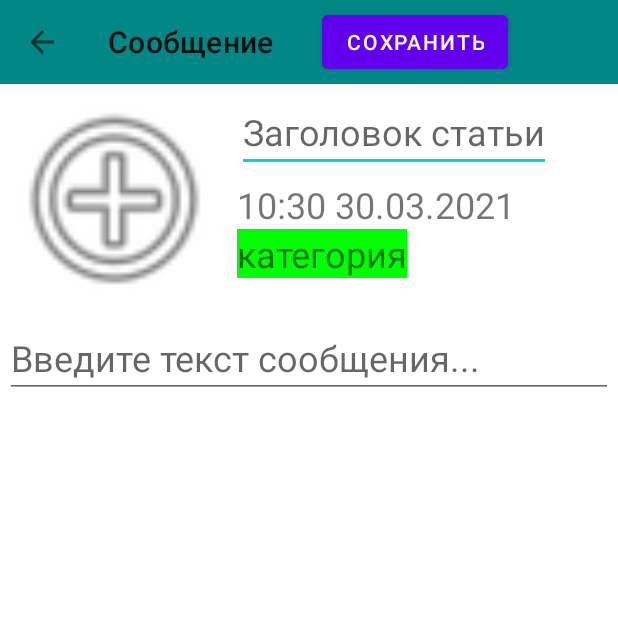
After one commit to cattec/WorkAssistant, an Android app: the MessageCardActivity screen opened directly, with no data from a screen before it, on a phone screen of 412 x 824 dp, the top half of it. The commit adds this screen. Run offline under Robolectric (Android 15) with nearby library versions, the phone set to English and light mode, and no system bars; network calls fail; pictures from the network do not load; 1 statement that could not run was skipped.

Commit message:
big update

```diff
--- a/app/src/main/AndroidManifest.xml
+++ b/app/src/main/AndroidManifest.xml
@@ -36,6 +36,7 @@
             </intent-filter>
         </activity>
         <activity android:name=".LoginActivity" />
+        <activity android:name=".MessageCardActivity" />
         <activity android:name=".RegUserActivity" />
         <activity android:name=".UserCardActivity" />
         <activity android:name=".HelpActivity" />
--- /dev/null
+++ b/app/src/main/java/com/example/workassistant/MessageCardActivity.kt
@@ -0,0 +1,142 @@
+package com.example.workassistant
+
+import android.app.Activity
+import android.graphics.Bitmap
+import android.os.Bundle
+import android.view.View
+import android.widget.Button
+import android.widget.ImageView
+import android.widget.TextView
+import android.widget.Toast
+import androidx.activity.result.contract.ActivityResultContracts
+import androidx.appcompat.app.AppCompatActivity
+import androidx.core.text.isDigitsOnly
+import com.google.android.material.dialog.MaterialAlertDialogBuilder
+import com.google.gson.Gson
+import java.net.URL
+import java.text.SimpleDateFormat
+import java.util.*
+
+class MessageCardActivity: AppCompatActivity()  {
+
+    val fkey: Int = 0
+    var isNewIcon: Boolean = false
+    var userID: String = ""
+    var token_type: String = ""
+    var access_token: String = ""
+    var apiCurURL: String = ""
+
+
+    override fun onCreate(savedInstanceState: Bundle?) {
+        super.onCreate(savedInstanceState)
+        setContentView(R.layout.message_card)
+
+        apiCurURL = intent.extras!!.getString("apiCurURL").toString()
+
+        val settings = getSharedPreferences("UserInfo", 0)
+        userID = settings.getString("userID", "").toString()
+        token_type = settings.getString("token_type", "").toString()
+        access_token = settings.getString("access_token", "").toString()
+
+        val toolbar = findViewById<androidx.appcompat.widget.Toolbar>(R.id.toolbar6)
+        setSupportActionBar(toolbar)
+        //supportActionBar!!.setDisplayShowTitleEnabled(true)
+        supportActionBar!!.setDisplayHomeAsUpEnabled(true)
+        toolbar.setNavigationOnClickListener(View.OnClickListener {
+            finish();
+        })
+        findViewById<Button>(R.id.btnSaveCard).setOnClickListener {
+            saveMessage()
+            Toast.makeText(this, "Save Massage!!!!", Toast.LENGTH_LONG).show()
+            finish();
+        }
+
+
+        val mesDate = SimpleDateFormat("HH:mm dd.MM.yyyy").format(Calendar.getInstance().time)
+        findViewById<TextView>(R.id.tMesDate).setText(mesDate)
+
+        findViewById<ImageView>(R.id.imgCard).setOnClickListener {
+            getNewImage(this)
+        }
+
+        findViewById<TextView>(R.id.tMesCateg).setOnClickListener {
+            getCategory(this)
+        }
+    }
+
+    fun saveMessage() {
+        var fname: String = findViewById<TextView>(R.id.tMesName).text.toString()
+        var fdatecreate: String = findViewById<TextView>(R.id.tMesDate).text.toString()
+        var fbody: String = findViewById<TextView>(R.id.tMesText).text.toString()
+        var categ_name: String = findViewById<TextView>(R.id.tMesCateg).text.toString()
+
+
+
+        //Если хоть что то изменилось то делаем апдетй в базу
+        if (fname == "") { Toast.makeText(this, "Cat't save message NO Title!", Toast.LENGTH_LONG).show() }
+        else if (fbody == "") { Toast.makeText(this, "Cat't save message NO Message Text!", Toast.LENGTH_LONG).show() }
+        else {
+
+            var message = MyMessage(fkey.toString(), fname, fdatecreate, fbody, categ_name, "0", "0", userID)
+            val outResponse = Gson().toJson(message)
+            val requestResult = URL(apiCurURL + "/messages/save/").sendJSONRequest(token_type, access_token, outResponse)
+            if ( (requestResult != "") and (requestResult.isDigitsOnly()) ) {
+                //сохряняем иконку
+                val mesID = requestResult.toInt()
+            }
+        }
+    }
+
+    fun getCategory(ac: Activity) {
+        try {
+            val res = URL(apiCurURL + "/categories/").getText(token_type, access_token)
+            val data = Gson().fromJson(res, Array<MyCategories>::class.java).asList()
+            val categories = Array<String>(data.size) { i -> data[i].fname }
+            MaterialAlertDialogBuilder(ac)
+                    .setTitle("Категория сообщения?")
+                    .setIcon(R.drawable.arni)
+                    .setItems(categories) { dialog, which ->
+                        findViewById<TextView>(R.id.tMesCateg).setText(categories[which])
+                    }
+                    .show()
+        } catch (e: Exception) {
+            Toast.makeText(ac, e.toString(), Toast.LENGTH_LONG).show()
+        }
+    }
+
+    fun getNewImage(ac: Activity) {
+        try {
+            MaterialAlertDialogBuilder(ac)
+                    .setTitle("Откуда будем брать изображение?")
+                    .setIcon(R.drawable.arni)
+                    .setItems(arrayOf("Галерея", "Камера")) { dialog, which ->
+                        if (which == 0) startForResult.launch(getFromGalery())
+                        else startForResult.launch(getFromCamera(ac))
+                    }
+                    .show()
+        } catch (e: Exception) {
+            Toast.makeText(ac, e.toString(), Toast.LENGTH_LONG).show()
+        }
+    }
+
+    val startForResult = registerForActivityResult(ActivityResultContracts.StartActivityForResult()) { result ->
+        if (result.resultCode == Activity.RESULT_OK) {
+            val res = result.data
+            if (res?.extras != null) {
+                val obj = res?.extras!!["data"]
+                if (obj is Bitmap) {
+                    val bitmap = obj
+                    isNewIcon = true
+                    findViewById<ImageView>(R.id.imgCard).setImageBitmap(bitmap)
+                }
+            } else {
+                val picturePath = res?.data
+                if (picturePath != null) {
+                    isNewIcon = true
+                    findViewById<ImageView>(R.id.imgCard).setImageURI(picturePath)
+                }
+            }
+        }
+    }
+
+}
--- a/app/src/main/res/layout/login_screen.xml
+++ b/app/src/main/res/layout/login_screen.xml
@@ -12,7 +12,6 @@
         <LinearLayout
             android:layout_width="match_parent"
             android:layout_height="wrap_content"
-            android:background="@drawable/back3"
             android:orientation="vertical">
 
             <androidx.appcompat.widget.Toolbar
--- /dev/null
+++ b/app/src/main/res/layout/message_card.xml
@@ -0,0 +1,122 @@
+<?xml version="1.0" encoding="utf-8"?>
+<androidx.constraintlayout.widget.ConstraintLayout
+    xmlns:android="http://schemas.android.com/apk/res/android"
+    xmlns:app="http://schemas.android.com/apk/res-auto"
+    xmlns:tools="http://schemas.android.com/tools"
+    android:layout_width="match_parent"
+    android:layout_height="match_parent">
+
+    <LinearLayout
+        android:layout_width="match_parent"
+        android:layout_height="match_parent"
+        android:orientation="vertical"
+        tools:layout_editor_absoluteX="3dp"
+        tools:layout_editor_absoluteY="4dp">
+
+        <androidx.appcompat.widget.Toolbar
+            android:id="@+id/toolbar6"
+            android:layout_width="match_parent"
+            android:layout_height="wrap_content"
+            android:background="@color/teal_700"
+            app:title="@string/mesCartTitle">
+
+            <Button
+                android:id="@+id/btnSaveCard"
+                android:layout_width="wrap_content"
+                android:layout_height="wrap_content"
+                android:layout_alignParentEnd="true"
+                android:layout_marginLeft="40dp"
+                android:text="@string/btnSaveCard" />
+
+        </androidx.appcompat.widget.Toolbar>
+
+        <LinearLayout
+            android:layout_width="match_parent"
+            android:layout_height="wrap_content"
+            android:orientation="horizontal">
+
+            <ImageView
+                android:id="@+id/imgCard"
+                android:layout_width="150dp"
+                android:layout_height="150dp"
+                android:layout_marginLeft="1dp"
+                android:layout_marginTop="1dp"
+                android:layout_marginRight="1dp"
+                android:layout_marginBottom="1dp"
+                android:contentDescription="@string/card_img"
+                app:srcCompat="@android:drawable/ic_menu_add" />
+
+            <LinearLayout
+                android:id="@+id/layoutLeft"
+                android:layout_width="match_parent"
+                android:layout_height="wrap_content"
+                android:orientation="vertical">
+
+                <LinearLayout
+                    android:layout_width="match_parent"
+                    android:layout_height="wrap_content"
+                    android:orientation="horizontal">
+
+                    <LinearLayout
+                        android:layout_width="match_parent"
+                        android:layout_height="wrap_content"
+                        android:orientation="vertical">
+
+                        <EditText
+                            android:id="@+id/tMesName"
+                            android:layout_width="wrap_content"
+                            android:layout_height="wrap_content"
+                            android:layout_marginLeft="5dp"
+                            android:layout_marginTop="5dp"
+                            android:layout_marginRight="5dp"
+                            android:layout_marginBottom="5dp"
+                            android:autofillHints=""
+                            android:hint="@string/card_title"
+                            android:inputType="textMultiLine"
+                            android:textSize="24sp" />
+
+                        <TextView
+                            android:id="@+id/tMesDate"
+                            android:layout_width="wrap_content"
+                            android:layout_height="wrap_content"
+                            android:layout_marginLeft="5dp"
+                            android:layout_marginRight="5dp"
+                            android:layout_weight="1"
+                            android:text="@string/DateCreateView"
+                            android:textSize="24sp" />
+
+                        <TextView
+                            android:id="@+id/tMesCateg"
+                            android:layout_width="wrap_content"
+                            android:layout_height="wrap_content"
+                            android:layout_marginLeft="5dp"
+                            android:layout_marginRight="5dp"
+                            android:layout_weight="1"
+                            android:background="@color/green"
+                            android:text="@string/cardCategoria"
+                            android:textSize="24sp" />
+
+                    </LinearLayout>
+
+                </LinearLayout>
+
+            </LinearLayout>
+
+        </LinearLayout>
+
+        <EditText
+            android:id="@+id/tMesText"
+            android:layout_width="match_parent"
+            android:layout_height="wrap_content"
+            android:layout_marginLeft="3dp"
+            android:layout_marginTop="3dp"
+            android:layout_marginRight="3dp"
+            android:layout_marginBottom="3dp"
+            android:autofillHints=""
+            android:hint="@string/card_text"
+            android:inputType="textMultiLine"
+            android:textSize="24sp" />
+
+    </LinearLayout>
+
+</androidx.constraintlayout.widget.ConstraintLayout>
--- a/app/src/main/res/values/strings.xml
+++ b/app/src/main/res/values/strings.xml
@@ -9,13 +9,13 @@
     <string name="img_todo">Картинка главного окна</string>
     <string name="card_img">Картинка карточки</string>
     <string name="card_title">Заголовок статьи</string>
-    <string name="card_text">Некоторый не большой текст в конце с сылкой на основную статью</string>
+    <string name="card_text">Введите текст сообщения...</string>
     <string name="User_fio">Камушкин Павел Иваныч</string>
 
     <string name="tv_help_title_text">Справка</string>
     <string name="tv_help_text_text">В будующем тут будет находиться краткая справка для работы с описанием всех иструментов, разделов и возможностей приложения. Например на данный момент готова основная лента новостей, ее можно коментировать. Реализована авторзация пользователей. В случаи возникновения проблем с приложеним или если у вас появились какие то предлоджения по доработке просим связаться вас с ИТ службой ИННЦ.</string>
     <string name="m_serv_name">Сервисы</string>
-    <string name="m_news_text">Новости</string>
+    <string name="m_news_text">Новое сообщение</string>
     <string name="m_notif_text">Уведомления</string>
     <string name="m_chat_text">Чат</string>
     <string name="m_support_text">Поддержка</string>
@@ -62,4 +62,6 @@
     <string name="userCardPassTextRepeat">Повторить пароль</string>
     <string name="uaserCardpassHint">новый пароль...</string>
     <string name="uaserCardpassRepeatHint">новый пароль...</string>
+    <string name="btnSaveCard">Сохранить</string>
+    <string name="mesCartTitle">Сообщение</string>
 </resources>
```
Also changed, not shown: app/src/main/java/com/example/workassistant/MainActivity.kt (+22 -21 lines), app/src/main/java/com/example/workassistant/MyClasses.kt (+49 -5 lines), app/src/main/java/com/example/workassistant/NewsRCAdapter.kt (+5 -8 lines), app/src/main/java/com/example/workassistant/UserCardActivity.kt (+12 -51 lines), app/src/main/res/drawable/ic_baseline_refresh_24.xml (added, +10 -0 lines), app/src/main/res/layout/activity_main.xml (+7 -6 lines), app/src/main/res/layout/recyclerview_item.xml (+4 -4 lines).
